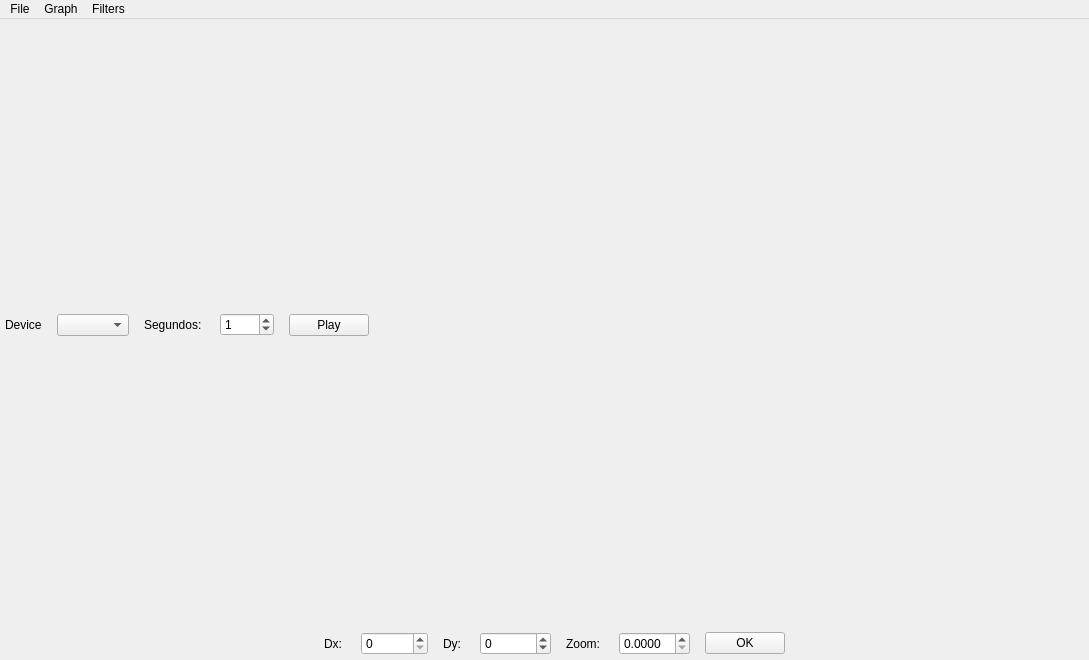
This is mainwindow.ui in rfalessandro/QtMath as Qt 5 draws it before an edit. The edited form follows.
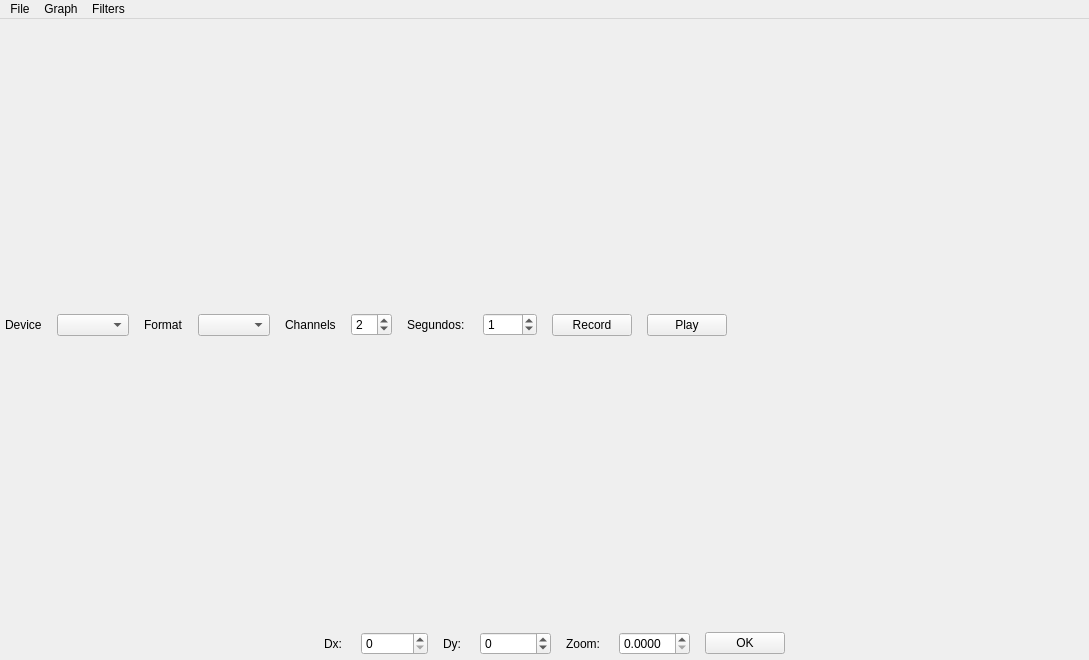
This is the edited form.

Commit message: initialize record function

Patch:
```diff
--- a/mainwindow.ui
+++ b/mainwindow.ui
@@ -71,6 +71,30 @@
         <item>
          <widget class="QComboBox" name="cbDevice"/>
         </item>
+        <item>
+         <widget class="QLabel" name="label_5">
+          <property name="text">
+           <string>Format</string>
+          </property>
+         </widget>
+        </item>
+        <item>
+         <widget class="QComboBox" name="cbFormat"/>
+        </item>
+        <item>
+         <widget class="QLabel" name="label_6">
+          <property name="text">
+           <string>Channels</string>
+          </property>
+         </widget>
+        </item>
+        <item>
+         <widget class="QSpinBox" name="sbNChannel">
+          <property name="value">
+           <number>2</number>
+          </property>
+         </widget>
+        </item>
         <item>
          <widget class="QLabel" name="label_7">
           <property name="text">
@@ -88,6 +112,13 @@
           </property>
          </widget>
         </item>
+        <item>
+         <widget class="QPushButton" name="btRecord">
+          <property name="text">
+           <string>Record</string>
+          </property>
+         </widget>
+        </item>
         <item>
          <widget class="QPushButton" name="btPlay">
           <property name="text">
```
Left out of the diff: 2 changed lines with no effect on the pictures. The commit also changes 4 other files.
